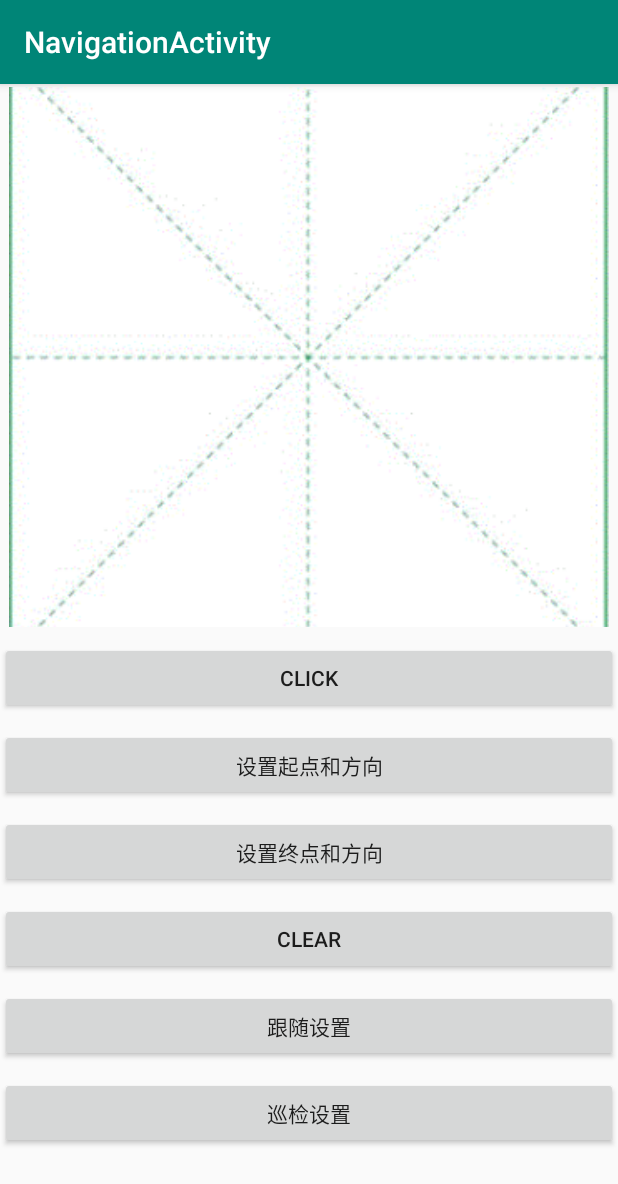
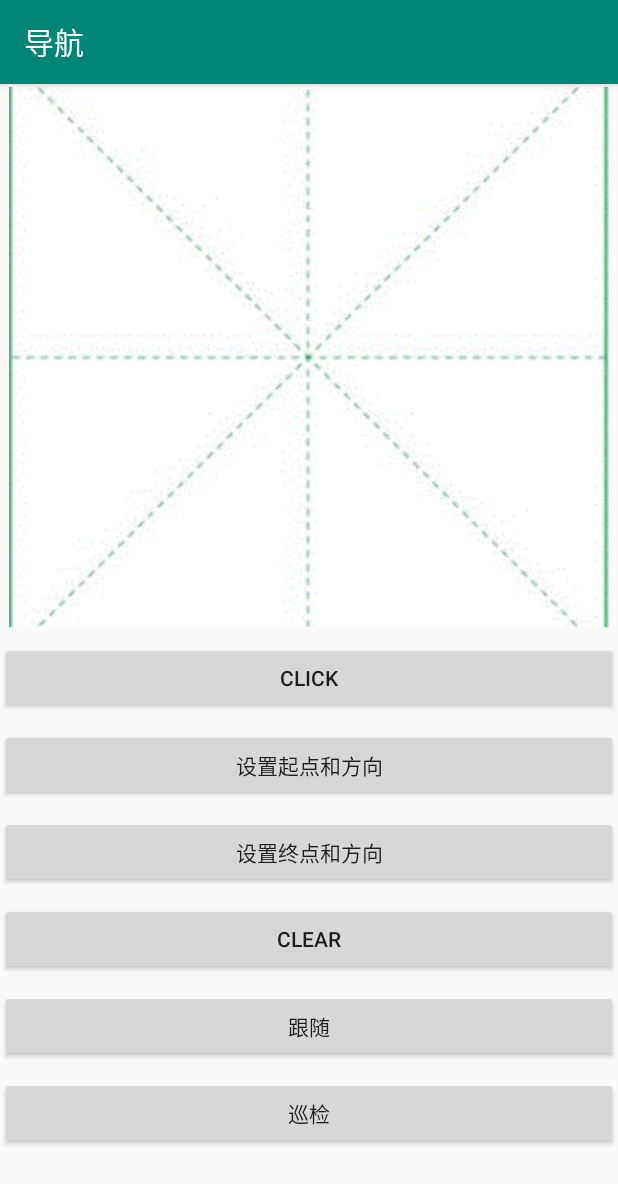
Before and after one commit to skmbw/joystick, an Android app: the NavigationActivity screen opened directly, with no data from a screen before it, on a phone screen of 412 x 824 dp. Shown: the top 1184 px of the screen. Run offline under Robolectric (Android 15) with nearby library versions, the phone set to English and light mode, and no system bars; libraries missing offline, so code that uses them is left out: com.alibaba.fastjson.

Commit message:
调整菜单的名字和标题，添加一些字符资源

```diff
--- a/app/src/main/java/com/xuershangda/joystick/nav/FollowActivity.java
+++ b/app/src/main/java/com/xuershangda/joystick/nav/FollowActivity.java
@@ -17,5 +17,11 @@ public class FollowActivity extends AppCompatActivity {
     protected void onCreate(Bundle savedInstanceState) {
         super.onCreate(savedInstanceState);
         setContentView(R.layout.activity_follow);
+
+        setTitle(R.string.follow);
+
+        findViewById(R.id.follow_target).setOnClickListener(v -> {
+
+        });
     }
 }
--- a/app/src/main/java/com/xuershangda/joystick/nav/InspectionActivity.java
+++ b/app/src/main/java/com/xuershangda/joystick/nav/InspectionActivity.java
@@ -17,5 +17,7 @@ public class InspectionActivity extends AppCompatActivity {
     protected void onCreate(Bundle savedInstanceState) {
         super.onCreate(savedInstanceState);
         setContentView(R.layout.activity_inspection);
+
+        setTitle(R.string.inspection);
     }
 }
--- a/app/src/main/java/com/xuershangda/joystick/nav/NavigationActivity.java
+++ b/app/src/main/java/com/xuershangda/joystick/nav/NavigationActivity.java
@@ -56,6 +56,8 @@ public class NavigationActivity extends AppCompatActivity {
         super.onCreate(savedInstanceState);
         setContentView(R.layout.activity_navigation);
         Toolbar toolbar = findViewById(R.id.toolbar);
+        toolbar.setTitle(R.string.navigation);
+
         setSupportActionBar(toolbar);
         mFingerPaintImageView = findViewById(R.id.finger);
 
--- a/app/src/main/res/layout/activity_splash.xml
+++ b/app/src/main/res/layout/activity_splash.xml
@@ -12,7 +12,7 @@
         android:layout_height="wrap_content"
         android:layout_marginTop="40dp"
         android:layout_marginBottom="20dp"
-        android:text="@string/navigation">
+        android:text="@string/control_center">
     </Button>
 
     <Button
--- a/app/src/main/res/values/strings.xml
+++ b/app/src/main/res/values/strings.xml
@@ -19,12 +19,13 @@
     <string name="hello_first_fragment">Hello first fragment</string>
     <string name="hello_second_fragment">Hello second fragment. Arg: %1$s</string>
 
-    <string name="navigation">启动导航</string>
+    <string name="navigation">导航</string>
+    <string name="control_center">控制中心</string>
     <string name="operation">手柄操控</string>
     <string name="click">Click</string>
     <string name="clear">Clear</string>
-    <string name="follow">跟随设置</string>
-    <string name="inspection">巡检设置</string>
+    <string name="follow">跟随</string>
+    <string name="inspection">巡检</string>
     <string name="set_start_position">设置起点和方向</string>
     <string name="set_endpoint">设置终点和方向</string>
 
```
Also changed, not shown: app/src/main/res/layout/activity_inspection.xml (+8 -0 lines).
